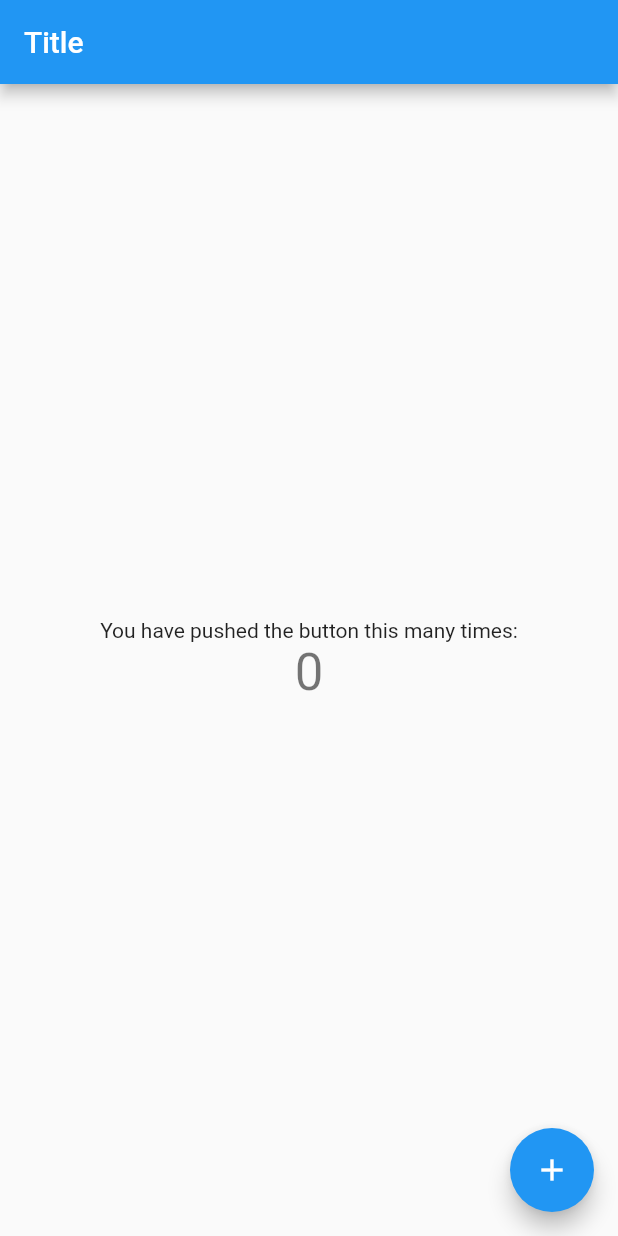
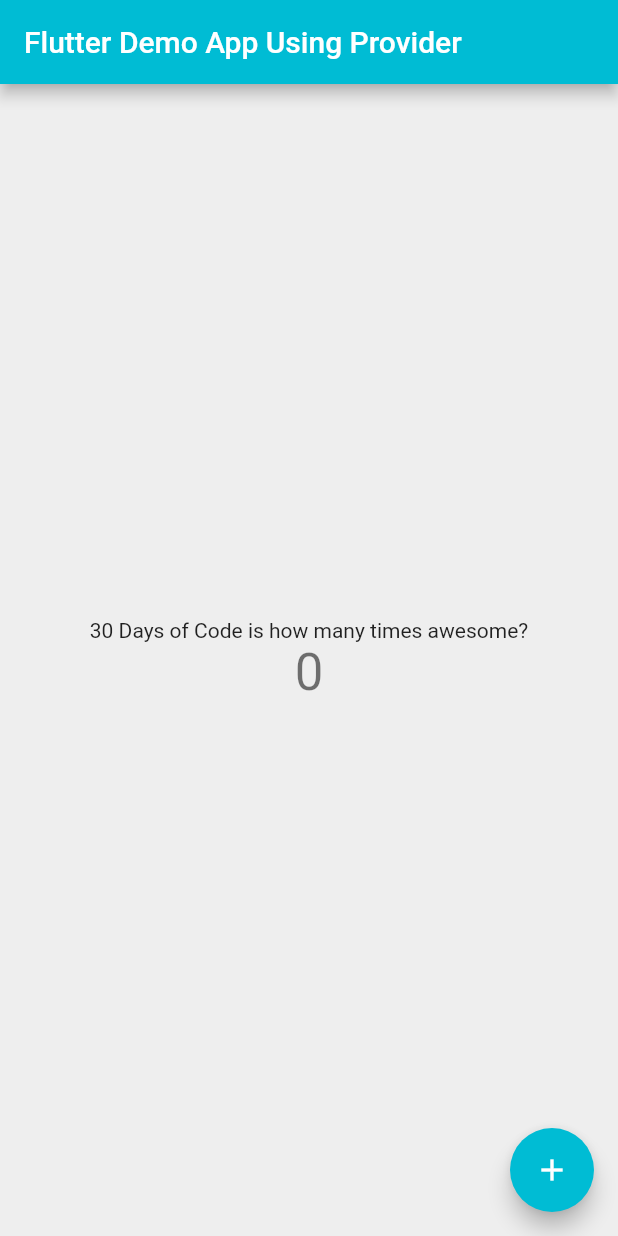
Before and after one commit to Meghatronics/0520-30-DoC-day7, a Flutter app: the screen it shows after launch, on a phone screen of 412 x 824 dp. Run offline on Flutter 3.47's test engine with Material 2 defaults, Android fonts, the phone set to English and light mode, and no system bars.

Commit message:
Changed screen style and added Screenshot to readme:

```diff
--- a/lib/main.dart
+++ b/lib/main.dart
@@ -18,20 +18,21 @@ class MyApp extends StatelessWidget {
     );
   }
 }
-
 class MyHomePage extends StatelessWidget {
   @override
   Widget build(BuildContext context) {
     return Scaffold(
+      backgroundColor: Color(0xffeeeeee),
       appBar: AppBar(
-        title: Text('Title'),
+        backgroundColor: Colors.cyan,
+        title: Text('Flutter Demo App Using Provider'),
       ),
       body: Center(
         child: Column(
           mainAxisAlignment: MainAxisAlignment.center,
           children: <Widget>[
             Text(
-              'You have pushed the button this many times:',
+              '30 Days of Code is how many times awesome?',
             ),
             Text(
               Provider.of<Increment>(context).data.toString(),
@@ -46,6 +47,7 @@ class MyHomePage extends StatelessWidget {
         },
         tooltip: 'Increment',
         child: Icon(Icons.add),
+        backgroundColor: Colors.cyan,
       ),
     );
   }
@@ -53,7 +55,6 @@ class MyHomePage extends StatelessWidget {
 
 class Increment extends ChangeNotifier {
   int data = 0;
-
   void increaseNumber() {
     data++;
     notifyListeners();
```
Also changed, not shown: screenshot.jpg (added), 1 other file.
